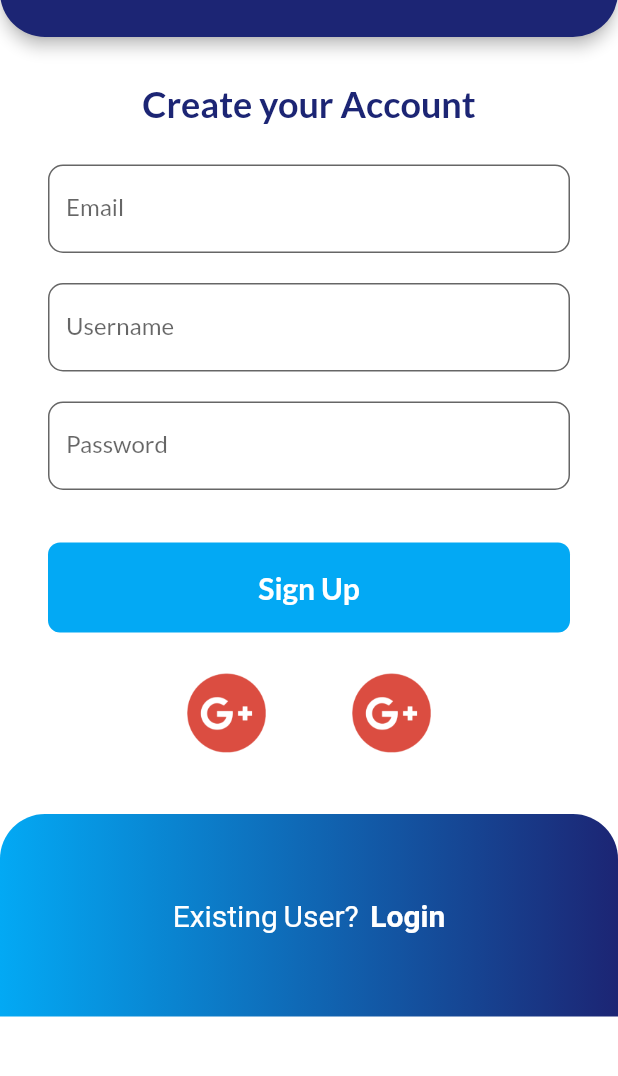
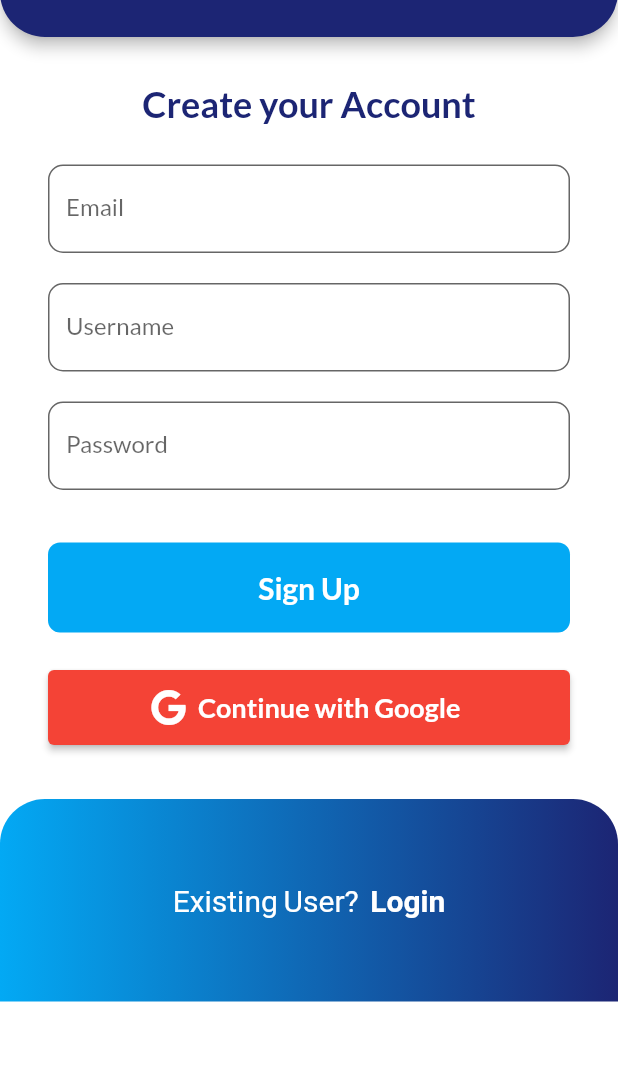
Before and after one commit to shubhgosalia/NewzFeed---Flutter-Project, a Flutter app: the screen it shows after launch, on a phone screen of 412 x 824 dp, the part 158-1234 px from its top. Run offline on Flutter 3.47's test engine with Material 2 defaults, Android fonts, the phone set to English and light mode, and no system bars; our stand-ins replace fancy_bottom_navigation, firebase_auth, firebase_core, flutter_secure_storage, font_awesome_flutter, get and 2 more; accounts and stored records are empty.

Commit message:
google signin done

```diff
--- a/flutter_application/lib/pages/signup_page.dart
+++ b/flutter_application/lib/pages/signup_page.dart
@@ -1,8 +1,11 @@
 import 'package:flutter/gestures.dart';
 import 'package:flutter/material.dart';
+import 'package:flutter_application_1/Service/Auth_Service.dart';
 import 'package:flutter_application_1/pages/login_page.dart';
 import 'package:flutter_application_1/utils/routes.dart';
 import 'package:firebase_auth/firebase_auth.dart' as firebase_auth;
+import 'package:font_awesome_flutter/font_awesome_flutter.dart';
+import 'package:provider/provider.dart';
 
 class SignupPage extends StatefulWidget {
   @override
@@ -14,6 +17,7 @@ class _SignupPageState extends State<SignupPage> {
   TextEditingController _emailController = TextEditingController();
   TextEditingController _passwordController = TextEditingController();
   bool circular = false;
+  AuthClass authClass = AuthClass();
 
   final _formKey = GlobalKey<FormState>();
 
@@ -191,15 +195,49 @@ class _SignupPageState extends State<SignupPage> {
                   SizedBox(
                     height: 25,
                   ),
-                  Wrap(
-                    spacing: 50, // set spacing here
-                    children: [
-                      Image.asset('assets/images/google_icon.png',
-                          width: 60, height: 60),
-                      Image.asset('assets/images/google_icon.png',
-                          width: 60, height: 60),
-                    ],
+
+                  ElevatedButton.icon(
+                    style: ElevatedButton.styleFrom(
+                      primary: Colors.red,
+                      onPrimary: Colors.white,
+                      minimumSize: Size(double.infinity, 50),
+                    ),
+                    icon: FaIcon(FontAwesomeIcons.google, color: Colors.white),
+                    label: Text(
+                      "Continue with Google",
+                      style:
+                          TextStyle(fontSize: 18, fontWeight: FontWeight.bold),
+                    ),
+                    onPressed: () async {
+                      await authClass.googleSignIn(context);
+                      // final provider = Provider.of<GoogleSignInProvider>(
+                      // context,
+                      //  listen: false);
+                      // provider.googleLogin();
+                    },
                   ),
+                  // Material(
+                  //color: Colors.red,
+                  //borderRadius: BorderRadius.circular(8),
+                  // child: InkWell(
+                  //  splashColor: Colors.grey,
+                  //  onTap: () async {
+                  //    await authClass.googleSignIn(context);
+                  //  },
+                  // child: Container(
+                  //   width: 350,
+                  //  height: 60,
+                  // alignment: Alignment.center,
+                  // child: Text(
+                  //  "Google Sign In",
+                  // style: TextStyle(
+                  //    color: Colors.white,
+                  //    fontWeight: FontWeight.bold,
+                  //   fontSize: 20),
+                  //  ),
+                  // ),
+                  // ),
+                  //  ),
                   SizedBox(
                     height: 20,
                   ),
@@ -261,8 +299,8 @@ class _SignupPageState extends State<SignupPage> {
 }
 
  //ElevatedButton(
-                  // child: Text("Login"),
-                  // style: TextButton.styleFrom(minimumSize: Size(150, 40)),
+                 // child: Text("Login"),
+                 //  style: TextButton.styleFrom(minimumSize: Size(150, 40)),
                   // onPressed: () {
                   //this navigates to the home page(as it is directed to the home route)
                   //   Navigator.pushNamed(context, MyRoutes.homeRoute);
--- a/flutter_application/pubspec.yaml
+++ b/flutter_application/pubspec.yaml
@@ -37,6 +37,10 @@ dependencies:
   get: ^4.3.8
   firebase_core: ^1.10.0
   firebase_auth: ^3.2.0
+  google_sign_in: ^5.0.2
+  font_awesome_flutter: ^9.2.0
+  flutter_secure_storage: ^5.0.2
+  flutter_secure_storage_web: ^1.0.2
 
 dev_dependencies:
   flutter_test:
```
Also changed, not shown: flutter_application/lib/Service/Auth_Service.dart (added, +59 -0 lines), flutter_application/lib/pages/login_page.dart (+20 -9 lines), flutter_application/pubspec.lock, 1 other file.
